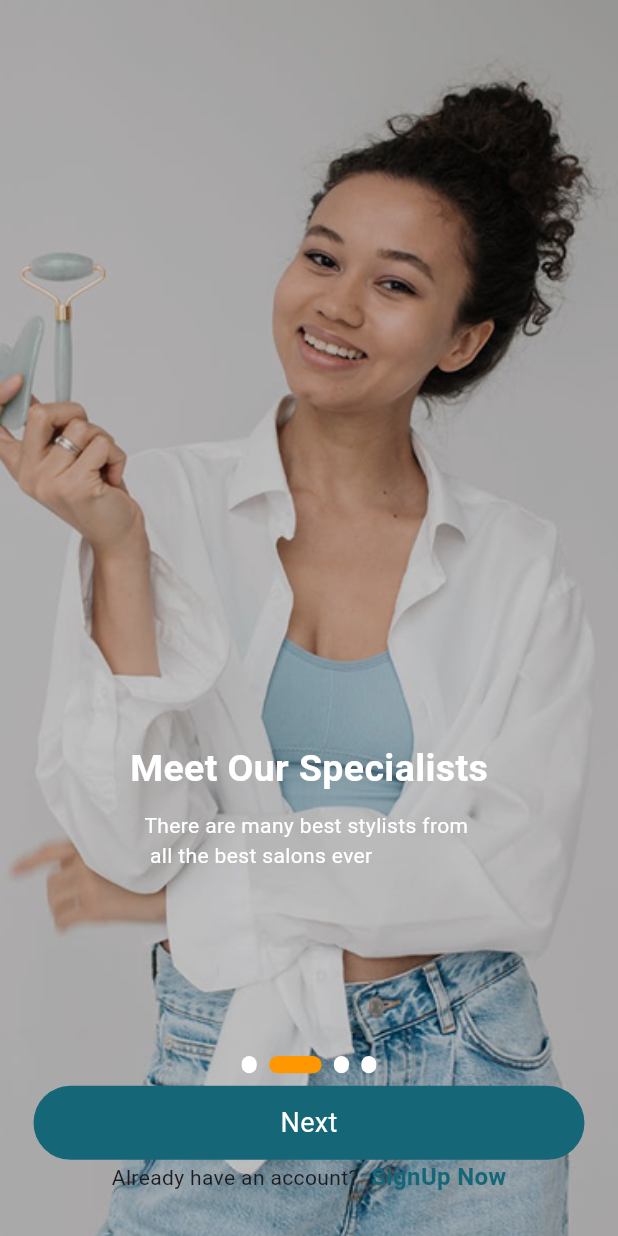
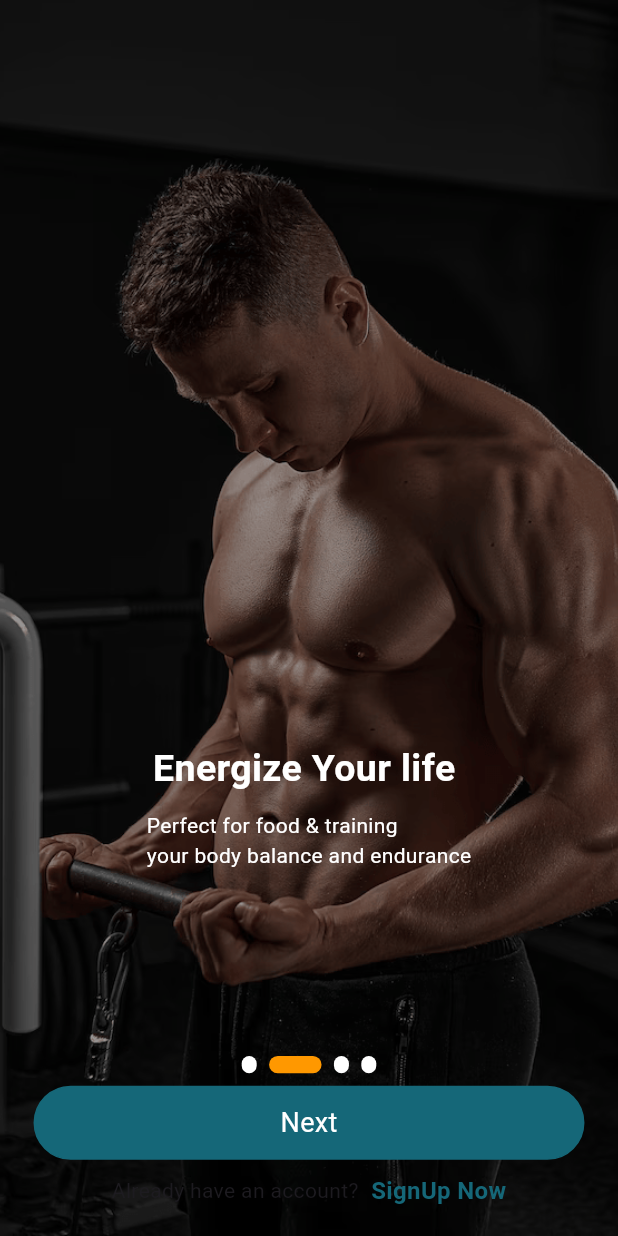
Before and after one commit to shahedroks/Salon-App, a Flutter app: the OnbroardingPage2 screen opened by its route, on a phone screen of 412 x 824 dp. Run offline on Flutter 3.47's test engine with Material 3 defaults, Android fonts, the phone set to English and light mode, and no system bars; our stand-ins replace bloc, cloud_firestore, firebase_auth, firebase_core, firebase_messaging, firebase_storage and 8 more; accounts and stored records are empty.

Commit message:
update onboarding and splash pages with new text, image handling, and color adjustments

```diff
--- a/lib/pages/onboarding_related_page/onbroarding2_page.dart
+++ b/lib/pages/onboarding_related_page/onbroarding2_page.dart
@@ -27,9 +27,9 @@ class OnbroardingPage2 extends StatelessWidget {
             children: [
               SizedBox(height: sizeHeight * 0.60),
               BoardingUpperText(
-                text1: "Meet Our Specialists",
+                text1: "Energize Your life ",
                 text2:
-                    "There are many best stylists from \n all the best salons ever",
+                    "Perfect for food & training\nyour body balance and endurance",
               ),
               SizedBox(height: sizeHeight * 0.15),
               DotIndicator(currentIndex: 1),
--- a/lib/pages/sign_related_page/custom_widget/custom_lower_text_controler_sign.dart
+++ b/lib/pages/sign_related_page/custom_widget/custom_lower_text_controler_sign.dart
@@ -15,7 +15,9 @@ class CustomLowerTextControlerSign extends StatelessWidget {
   Widget build(BuildContext context) {
     final sizeWidth = MediaQuery.of(context).size.width;
     final sizeHeight = MediaQuery.of(context).size.height;
-    return Row(
+    return Container(
+      margin: EdgeInsets.symmetric(vertical: 9),
+      child: Row(
         mainAxisAlignment: MainAxisAlignment.center,
         children: [
           Text("$firstText"),
@@ -32,6 +34,7 @@ class CustomLowerTextControlerSign extends StatelessWidget {
             ),
           ),
         ],
+      ),
     );
   }
 }
--- a/lib/utils/assets_path.dart
+++ b/lib/utils/assets_path.dart
@@ -3,6 +3,7 @@ class ImagesPath {
   static String googleImage = "$asstesImage/Google.png";
   static String emailImage = "$asstesImage/Email.png";
   static String logoImage = "$asstesImage/Logo@2x.png";
+  static String logo1Image = "$asstesImage/Logo.png";
   static String OnBoarding1Image = "$asstesImage/OnBoarding1.png";
   static String OnBoarding2Image = "$asstesImage/OnBoarding2.png";
   static String OnBoarding3Image = "$asstesImage/OnBoarding3.png";
--- a/lib/utils/color_path.dart
+++ b/lib/utils/color_path.dart
@@ -1,5 +1,5 @@
 import 'package:flutter/material.dart';
 
 class ColorPath {
-  static var boardingImageColor = Colors.transparent.withOpacity(0.2);
+  static var boardingImageColor = Colors.transparent.withOpacity(0.4);
 }
```
Also changed, not shown: lib/pages/splash_page/splash_page.dart (+8 -2 lines), assets/image/Logo@2x.png, assets/image/OnBoarding1.png, assets/image/OnBoarding2.png, assets/image/OnBoarding3.png, assets/image/OnBoarding4.png. Lines whose indentation alone changed are shown as unchanged.
